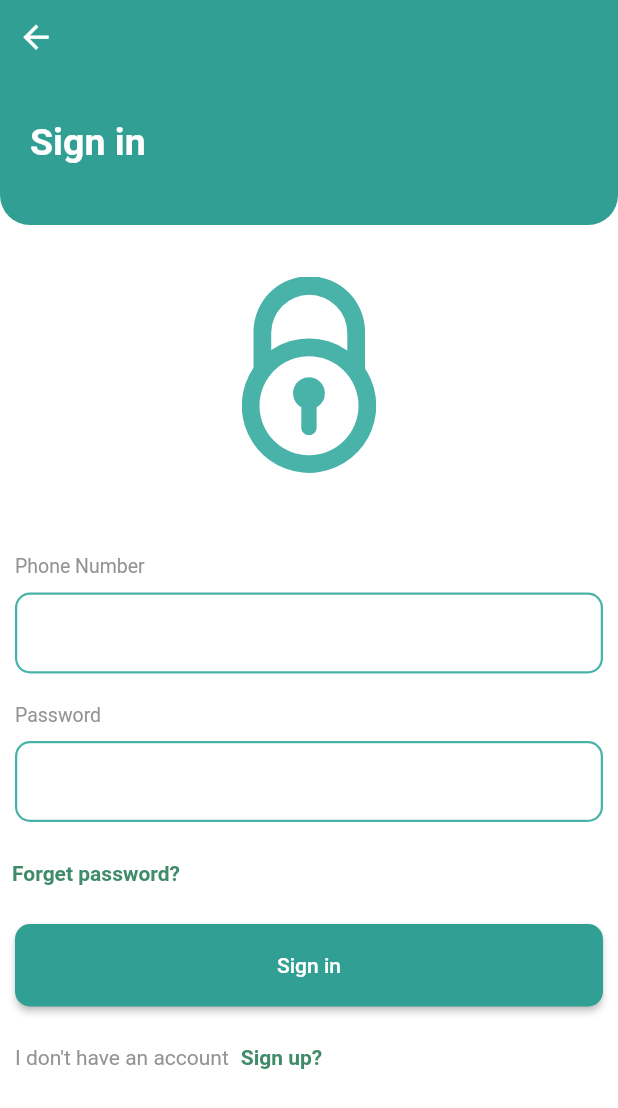
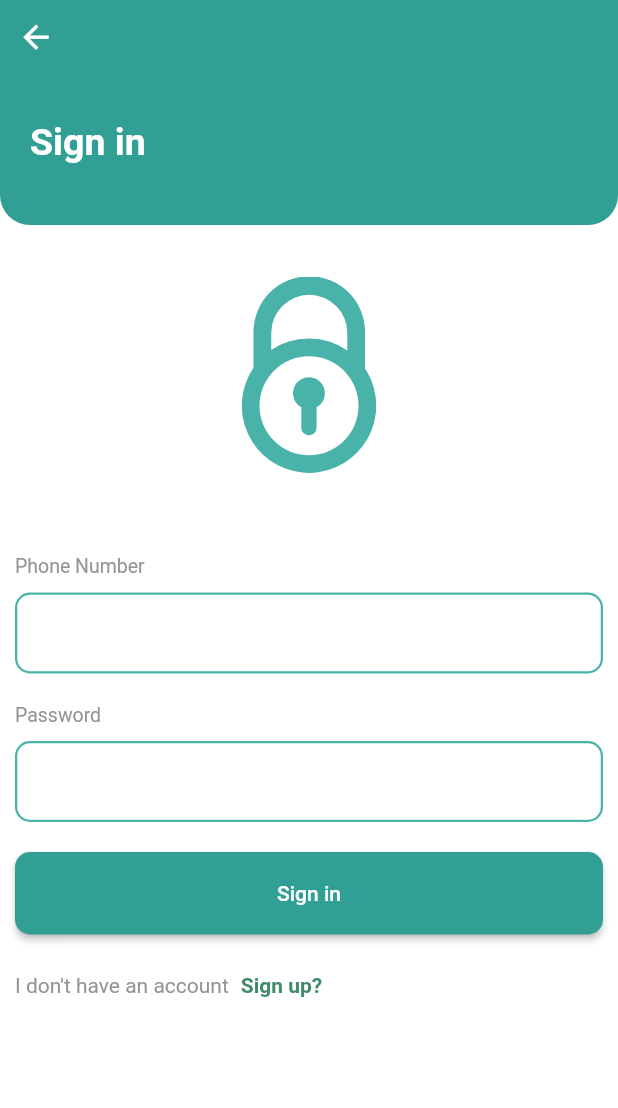
Before and after one commit to EssaCoder/aoun_app, a Flutter app: the SignInScreen screen opened directly, on a phone screen of 412 x 824 dp. Shown: the top 1108 px of the screen. Run offline on Flutter 3.47's test engine with Material 2 defaults, Android fonts, the phone set to English and light mode, and no system bars; our stand-ins replace avatar_glow, carousel_slider, cloud_firestore, easy_localization, firebase_core, firebase_storage and 6 more; missing offline and left inert: flutter_barcode_scanner, twilio_phone_verify; accounts and stored records are empty; Roboto replaces fonts that are missing (app_font_reg).

Commit message:
delete forget password

```diff
--- a/lib/views/auth/sign_in_screen.dart
+++ b/lib/views/auth/sign_in_screen.dart
@@ -69,14 +69,14 @@ class _SignInScreenState extends State<SignInScreen> {
                   child: TextFieldWidget(
                       controller: password, hintText: "Password"),
                 ),
-                Align(
-                  alignment: AlignmentDirectional.centerStart,
-                  child: TextButton(
-                    onPressed: () {},
-                    child: Text("Forget password?",
-                        style: Theme.of(context).textTheme.headline5),
-                  ),
-                ),
+                // Align(
+                //   alignment: AlignmentDirectional.centerStart,
+                //   child: TextButton(
+                //     onPressed: () {},
+                //     child: Text("Forget password?",
+                //         style: Theme.of(context).textTheme.headline5),
+                //   ),
+                // ),
                 const SizedBox(height: SharedValues.padding),
                 Padding(
                   padding: const EdgeInsets.symmetric(
```
